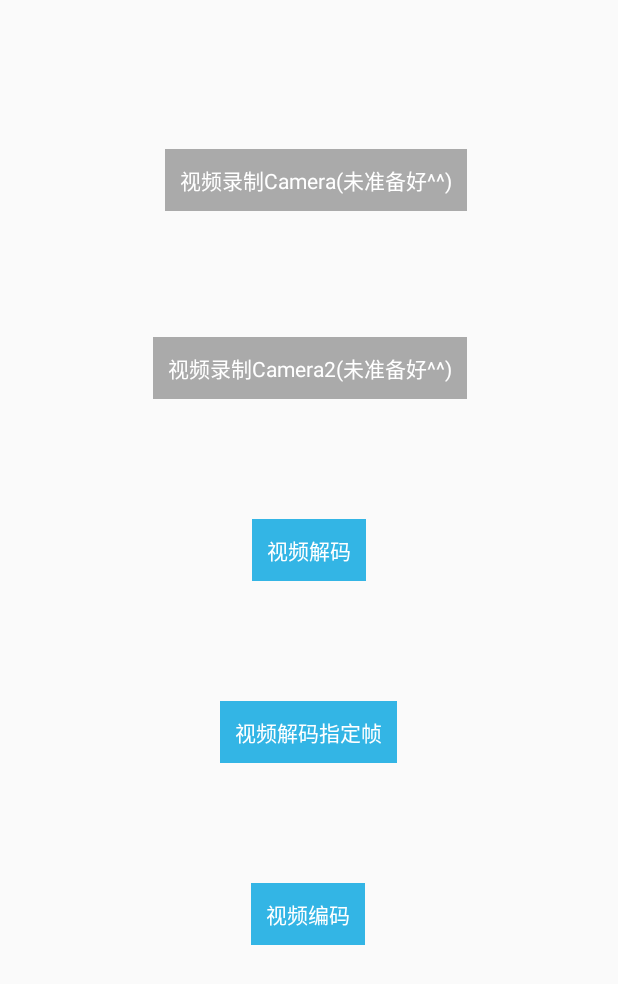
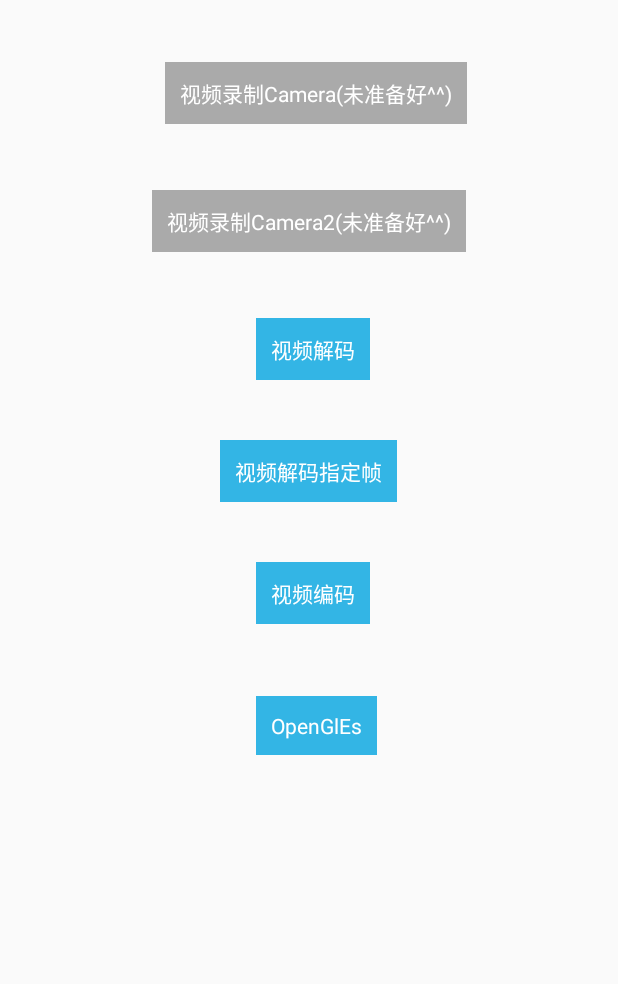
Before and after one commit to JadynAi/MediaLearn, an Android app: the screen it shows after launch (MainActivity), on a phone screen of 412 x 824 dp. Shown: the top 984 px of the screen. Run offline under Robolectric (Android 15) with nearby library versions, the phone set to English and light mode, and no system bars; our stand-ins replace RxJava; 3 statements that could not run were skipped.

```diff
--- a/app/src/main/AndroidManifest.xml
+++ b/app/src/main/AndroidManifest.xml
@@ -39,6 +39,9 @@
         <activity android:name=".encode.EncodeFrameActivity"
             android:screenOrientation="portrait"
             />
+        <activity android:name=".gles.GLActivity"
+            android:screenOrientation="portrait"
+            />
 
     </application>
 
--- a/app/src/main/java/com/jadyn/ai/medialearn/MainActivity.kt
+++ b/app/src/main/java/com/jadyn/ai/medialearn/MainActivity.kt
@@ -7,6 +7,7 @@ import com.jadyn.ai.medialearn.camera.Camera2Activity
 import com.jadyn.ai.medialearn.decode.DecodeActivity
 import com.jadyn.ai.medialearn.decode.DecodeFrameActivity
 import com.jadyn.ai.medialearn.encode.EncodeFrameActivity
+import com.jadyn.ai.medialearn.gles.GLActivity
 import com.jadyn.ai.medialearn.permissions.RxPermissions
 import com.jadyn.ai.medialearn.utils.start
 import kotlinx.android.synthetic.main.activity_main.*
@@ -84,5 +85,9 @@ class MainActivity : AppCompatActivity() {
 
         }
 
+        tv_gl.setOnClickListener {
+            start<GLActivity>()
+        }
+
     }
 }
--- a/app/src/main/res/layout/activity_main.xml
+++ b/app/src/main/res/layout/activity_main.xml
@@ -20,19 +20,18 @@
         app:layout_constraintLeft_toLeftOf="parent"
         app:layout_constraintRight_toRightOf="parent"
         app:layout_constraintTop_toTopOf="parent"
-        app:layout_constraintVertical_bias="0.127"/>
+        app:layout_constraintVertical_bias="0.053"/>
 
     <TextView
         android:id="@+id/tv_go_camera2"
         android:layout_width="wrap_content"
         android:layout_height="wrap_content"
-        android:layout_marginTop="84dp"
+        android:layout_marginTop="44dp"
         android:background="@android:color/darker_gray"
         android:padding="10dp"
         android:text="视频录制Camera2(未准备好^^)"
         android:textColor="@android:color/white"
         app:layout_constraintEnd_toEndOf="parent"
-        app:layout_constraintHorizontal_bias="0.502"
         app:layout_constraintStart_toStartOf="parent"
         app:layout_constraintTop_toBottomOf="@+id/tv_go_camera"/>
 
@@ -40,12 +39,13 @@
         android:id="@+id/tv_decode"
         android:layout_width="wrap_content"
         android:layout_height="wrap_content"
-        android:layout_marginTop="80dp"
+        android:layout_marginTop="44dp"
         android:background="@android:color/holo_blue_light"
         android:padding="10dp"
         android:text="视频解码"
         android:textColor="@android:color/white"
         app:layout_constraintEnd_toEndOf="parent"
+        app:layout_constraintHorizontal_bias="0.507"
         app:layout_constraintStart_toStartOf="parent"
         app:layout_constraintTop_toBottomOf="@+id/tv_go_camera2"/>
 
@@ -53,7 +53,7 @@
         android:id="@+id/tv_decode_frame"
         android:layout_width="wrap_content"
         android:layout_height="wrap_content"
-        android:layout_marginTop="80dp"
+        android:layout_marginTop="40dp"
         android:background="@android:color/holo_blue_light"
         android:padding="10dp"
         android:text="视频解码指定帧"
@@ -67,14 +67,28 @@
         android:id="@+id/tv_encode_frame"
         android:layout_width="wrap_content"
         android:layout_height="wrap_content"
-        android:layout_marginTop="80dp"
+        android:layout_marginTop="40dp"
         android:background="@android:color/holo_blue_light"
         android:padding="10dp"
         android:text="视频编码"
         android:textColor="@android:color/white"
         app:layout_constraintEnd_toEndOf="parent"
-        app:layout_constraintHorizontal_bias="0.498"
+        app:layout_constraintHorizontal_bias="0.507"
         app:layout_constraintStart_toStartOf="parent"
         app:layout_constraintTop_toBottomOf="@+id/tv_decode_frame"/>
 
+    <TextView
+        android:id="@+id/tv_gl"
+        android:layout_width="wrap_content"
+        android:layout_height="wrap_content"
+        android:layout_marginTop="48dp"
+        android:background="@android:color/holo_blue_light"
+        android:padding="10dp"
+        android:text="OpenGlEs"
+        android:textColor="@android:color/white"
+        app:layout_constraintEnd_toEndOf="parent"
+        app:layout_constraintHorizontal_bias="0.515"
+        app:layout_constraintStart_toStartOf="parent"
+        app:layout_constraintTop_toBottomOf="@+id/tv_encode_frame"/>
+
 </android.support.constraint.ConstraintLayout>
--- a/mediakit/src/main/java/com/jadyn/mediakit/function/CodeCFunction.kt
+++ b/mediakit/src/main/java/com/jadyn/mediakit/function/CodeCFunction.kt
@@ -51,7 +51,7 @@ fun MediaCodec.dequeueValidInputBuffer(timeOutUs: Long, input: (inputBufferId: I
 
 /**
  *
- * @param needEnd bufferId is INFO_OUTPUT_FORMAT_CHANGED,is need to break loop
+ * @param needEnd when bufferId is INFO_TRY_AGAIN_LATER, is need to break loop
  * */
 fun MediaCodec.handleOutputBuffer(bufferInfo: MediaCodec.BufferInfo, defTimeOut: Long,
                                   formatChanged: () -> Unit = {},
--- a/mediakit/src/main/java/com/jadyn/mediakit/video/encode/GLEncodeCore.kt
+++ b/mediakit/src/main/java/com/jadyn/mediakit/video/encode/GLEncodeCore.kt
@@ -30,12 +30,16 @@ class GLEncodeCore(private val width: Int, private val height: Int) {
 
     /**
      *
-     * @param presentTime 纳米，当前帧时间
+     * @param presentTime 纳秒，当前帧时间
      * */
     fun drainFrame(b: Bitmap, presentTime: Long) {
         encodeProgram.renderBitmap(b)
+        // 给渲染的这一帧设置一个时间戳
         eglEnv.setPresentationTime(presentTime)
         eglEnv.swapBuffers()
     }
 
+    fun release() {
+        eglEnv.relase()
+    }
 }
```
Also changed, not shown: app/src/main/java/com/jadyn/ai/medialearn/gles/GLActivity.kt (added, +43 -0 lines), app/src/main/java/com/jadyn/ai/medialearn/gles/GLTestProgram.kt (added, +30 -0 lines), app/src/main/res/layout/activity_gles.xml (added, +19 -0 lines), mediakit/src/main/java/com/jadyn/mediakit/video/encode/EncodeProgram.kt (+19 -0 lines), mediakit/src/main/java/com/jadyn/mediakit/video/encode/VideoEncoder.kt (+17 -4 lines).
